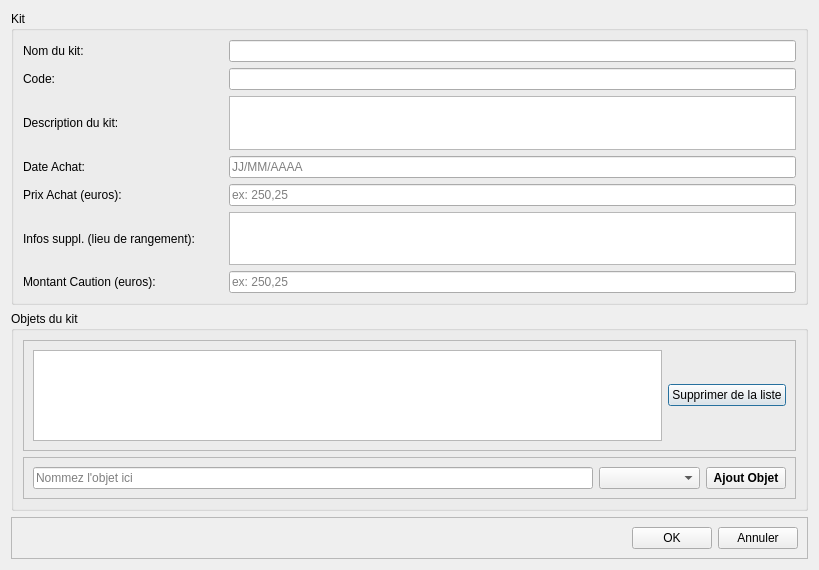
Qt form popups/poppupaddkit.ui (diluxe01/Micro_Brico) before a commit.
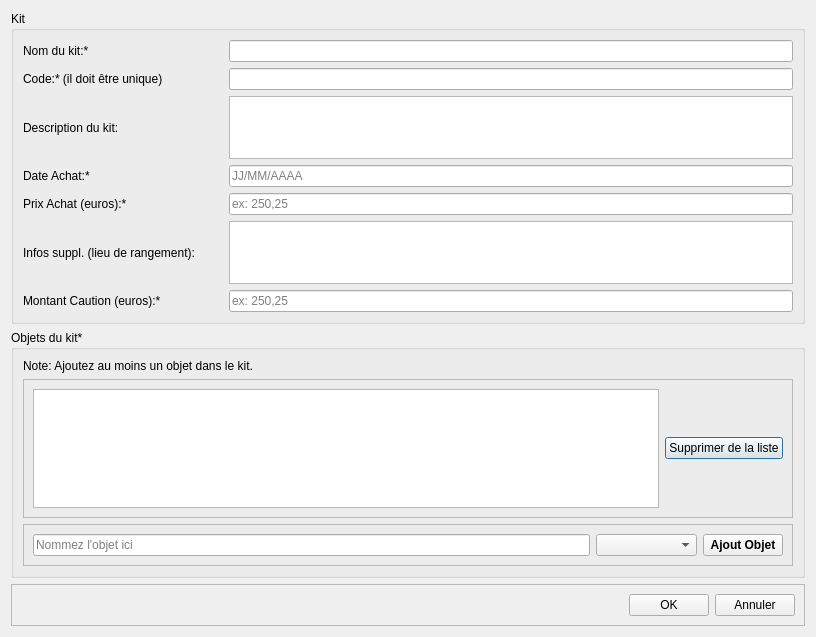
The same form after that commit.

What changed in the file:
```diff
--- a/popups/poppupaddkit.ui
+++ b/popups/poppupaddkit.ui
@@ -6,8 +6,8 @@
    <rect>
     <x>0</x>
     <y>0</y>
-    <width>819</width>
-    <height>570</height>
+    <width>816</width>
+    <height>637</height>
    </rect>
   </property>
   <property name="windowTitle">
@@ -25,7 +25,7 @@
      <property name="maximumSize">
       <size>
        <width>16777215</width>
-       <height>6000</height>
+       <height>700</height>
       </size>
      </property>
      <property name="title">
@@ -43,7 +43,7 @@
            </size>
           </property>
           <property name="text">
-           <string>Nom du kit:</string>
+           <string>Nom du kit:*</string>
           </property>
          </widget>
         </item>
@@ -63,7 +63,7 @@
            </size>
           </property>
           <property name="text">
-           <string>Code:</string>
+           <string>Code:* (il doit être unique)</string>
           </property>
          </widget>
         </item>
@@ -88,7 +88,14 @@
          </widget>
         </item>
         <item>
-         <widget class="QTextEdit" name="textEdit_kit_description"/>
+         <widget class="QTextEdit" name="textEdit_kit_description">
+          <property name="maximumSize">
+           <size>
+            <width>16777215</width>
+            <height>100</height>
+           </size>
+          </property>
+         </widget>
         </item>
        </layout>
       </item>
@@ -103,7 +110,7 @@
            </size>
           </property>
           <property name="text">
-           <string>Date Achat:</string>
+           <string>Date Achat:*</string>
           </property>
          </widget>
         </item>
@@ -127,7 +134,7 @@
            </size>
           </property>
           <property name="text">
-           <string>Prix Achat (euros):</string>
+           <string>Prix Achat (euros):*</string>
           </property>
          </widget>
         </item>
@@ -156,7 +163,20 @@
          </widget>
         </item>
         <item>
-         <widget class="QTextEdit" name="textEdit_kit_texte_libre"/>
+         <widget class="QTextEdit" name="textEdit_kit_texte_libre">
+          <property name="minimumSize">
+           <size>
+            <width>0</width>
+            <height>0</height>
+           </size>
+          </property>
+          <property name="maximumSize">
+           <size>
+            <width>16777215</width>
+            <height>100</height>
+           </size>
+          </property>
+         </widget>
         </item>
        </layout>
       </item>
@@ -171,7 +191,7 @@
            </size>
           </property>
           <property name="text">
-           <string>Montant Caution (euros):</string>
+           <string>Montant Caution (euros):*</string>
           </property>
          </widget>
         </item>
@@ -198,13 +218,20 @@
      <property name="maximumSize">
       <size>
        <width>16777215</width>
-       <height>300</height>
+       <height>400</height>
       </size>
      </property>
      <property name="title">
-      <string>Objets du kit</string>
+      <string>Objets du kit*</string>
      </property>
      <layout class="QVBoxLayout" name="verticalLayout_2">
+      <item>
+       <widget class="QLabel" name="label">
+        <property name="text">
+         <string>Note: Ajoutez au moins un objet dans le kit.</string>
+        </property>
+       </widget>
+      </item>
       <item>
        <widget class="QFrame" name="frame_display_item">
         <property name="frameShape">
@@ -215,7 +242,14 @@
         </property>
         <layout class="QHBoxLayout" name="horizontalLayout_2">
          <item>
-          <widget class="QTableWidget" name="tableWidget_itemBasket"/>
+          <widget class="QTableWidget" name="tableWidget_itemBasket">
+           <property name="minimumSize">
+            <size>
+             <width>0</width>
+             <height>100</height>
+            </size>
+           </property>
+          </widget>
          </item>
          <item>
           <widget class="QPushButton" name="pushButton_deleteitemfromlist">
@@ -255,7 +289,7 @@
             </size>
            </property>
            <property name="currentText">
-            <string>Comme neuf</string>
+            <string/>
            </property>
            <property name="placeholderText">
             <string>Etat</string>
```
